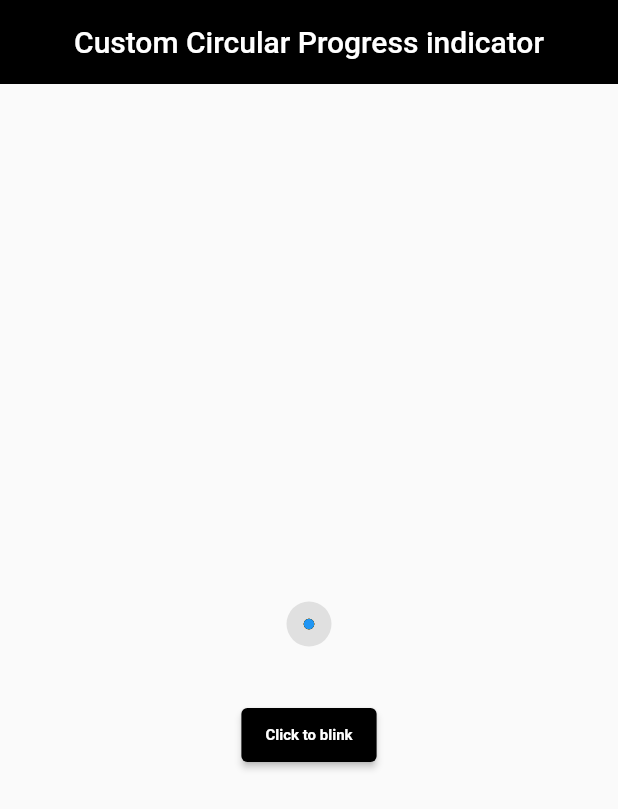
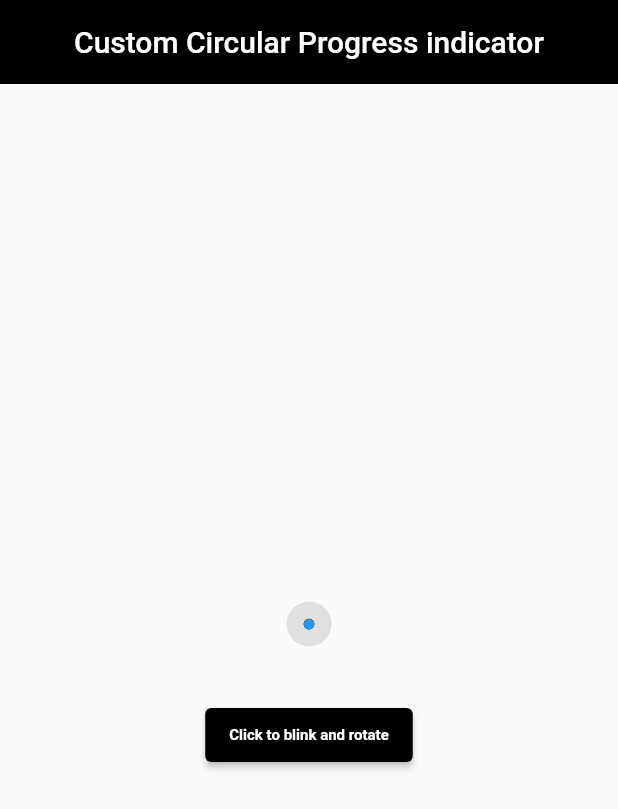
Before and after one commit to naveeramesh/flutter_ui, a Flutter app: the screen it shows after launch, on a phone screen of 412 x 824 dp. Shown: the top 809 px of the screen. Run offline on Flutter 3.47's test engine with Material 2 defaults, Android fonts, the phone set to English and light mode, and no system bars; our stand-ins replace avatar_glow, flutter_advanced_drawer, flutter_tindercard, google_fonts, marquee, video_player; Roboto replaces fonts that are missing (Ubuntu).

```diff
--- a/lib/loader/custom_loader.dart
+++ b/lib/loader/custom_loader.dart
@@ -95,7 +95,7 @@ class _Custom_LoaderState extends State<Custom_Loader>
             onPressed: () {
               _buttonclick();
             },
-            child: Text("Click to blink"))
+            child: Text("Click to blink and rotate"))
       ],
     );
   }
```
